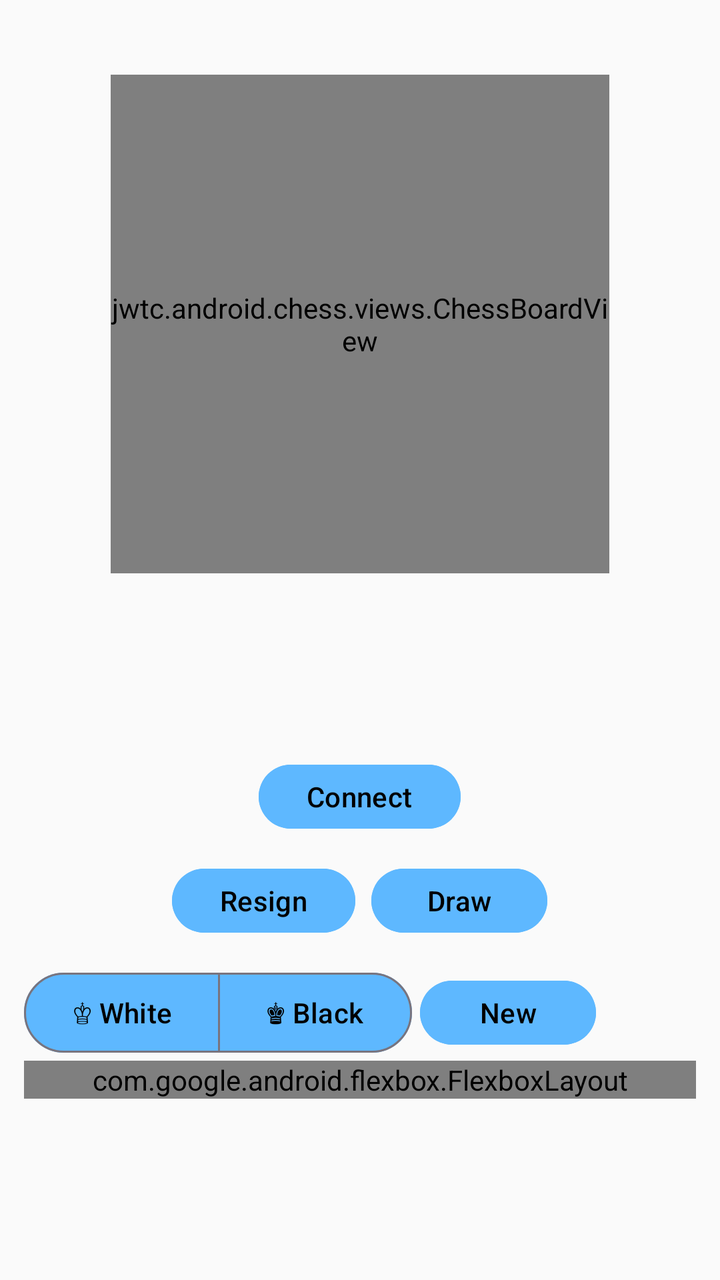
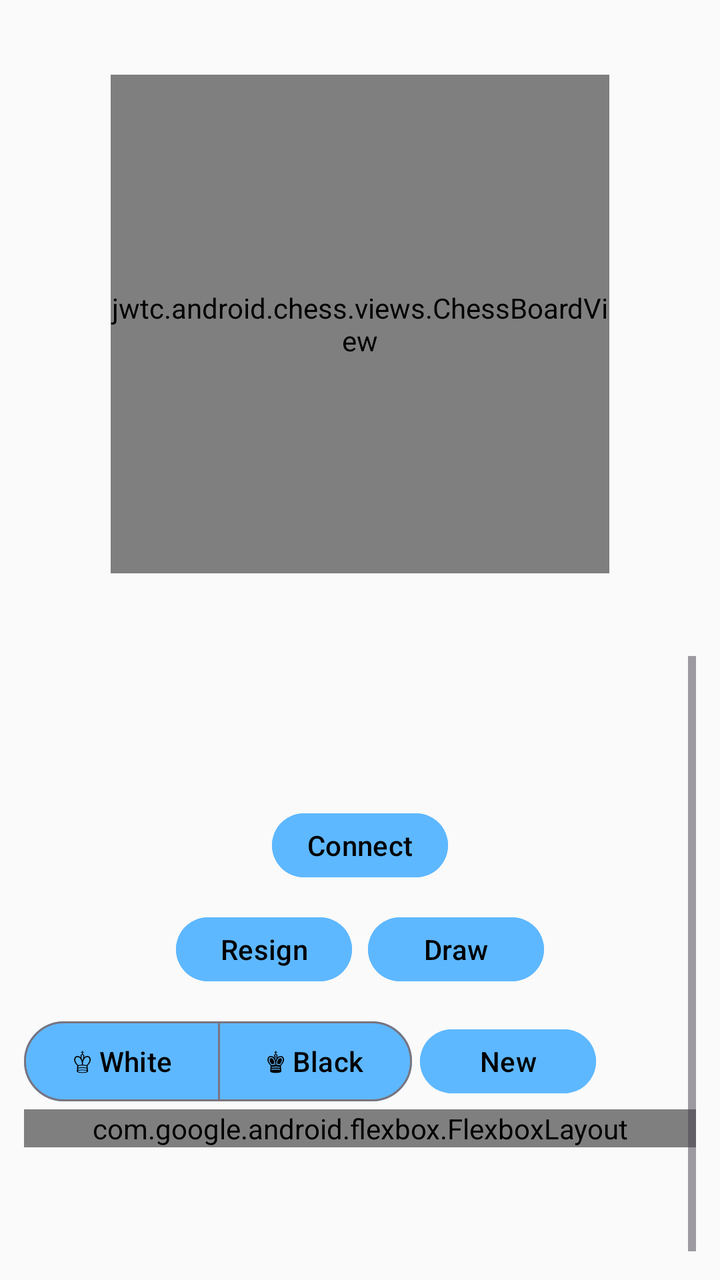

An Android layout rendered at two revisions. The XML below is the earlier revision; the diff shows what the commit changed to produce the second picture.
<!-- AndroidManifest.xml: application theme ChessTheme -->
<!-- res/layout/hotspotboard.xml -->
<?xml version="1.0" encoding="utf-8"?>
<androidx.constraintlayout.widget.ConstraintLayout xmlns:android="http://schemas.android.com/apk/res/android"
    xmlns:app="http://schemas.android.com/apk/res-auto"
    android:id="@+id/root_layout"
    android:layout_width="match_parent"
    android:layout_height="match_parent"
    android:padding="4dp">

    <androidx.constraintlayout.widget.ConstraintLayout
        android:id="@+id/board_area"
        android:layout_width="0dp"
        android:layout_height="0dp"
        app:layout_constraintTop_toTopOf="parent"
        app:layout_constraintStart_toStartOf="parent"
        app:layout_constraintEnd_toEndOf="parent"
        app:layout_constraintBottom_toTopOf="@id/play_controls">

        <include
            android:id="@+id/board_top"
            layout="@layout/hotspotboard_board_top"
            android:layout_width="0dp"
            android:layout_height="wrap_content"
            app:layout_constraintTop_toTopOf="parent"
            app:layout_constraintStart_toStartOf="parent"
            app:layout_constraintEnd_toEndOf="parent" />

        <include
            android:id="@+id/includeboard"
            layout="@layout/chessboard"
            android:layout_width="0dp"
            android:layout_height="0dp"
            android:layout_marginTop="1dp"
            android:layout_marginBottom="1dp"
            app:layout_constraintStart_toStartOf="parent"
            app:layout_constraintEnd_toEndOf="parent"
            app:layout_constraintTop_toBottomOf="@id/board_top"
            app:layout_constraintBottom_toTopOf="@id/board_bottom"
            app:layout_constraintDimensionRatio="W,1:1" />

        <include
            android:id="@+id/board_bottom"
            layout="@layout/hotspotboard_board_bottom"
            android:layout_width="0dp"
            android:layout_height="wrap_content"
            app:layout_constraintStart_toStartOf="parent"
            app:layout_constraintEnd_toEndOf="parent"
            app:layout_constraintTop_toBottomOf="@id/includeboard"
            app:layout_constraintBottom_toBottomOf="parent" />

    </androidx.constraintlayout.widget.ConstraintLayout>

    <include
        android:id="@+id/play_controls"
        layout="@layout/hotspotboard_controls"
        android:layout_width="0dp"
        android:layout_height="0dp"
        app:layout_constrainedHeight="true"
        app:layout_constraintHeight_min="64dp"
        app:layout_constraintStart_toStartOf="parent"
        app:layout_constraintTop_toBottomOf="@id/board_area"
        app:layout_constraintEnd_toEndOf="parent"
        app:layout_constraintBottom_toBottomOf="parent"
        app:layout_constraintVertical_bias="0" />

</androidx.constraintlayout.widget.ConstraintLayout>
<!-- res/layout/hotspotboard_board_top.xml (included above) -->
<?xml version="1.0" encoding="utf-8"?>
<LinearLayout xmlns:android="http://schemas.android.com/apk/res/android"
    android:id="@+id/LayoutBoardTop"
    android:orientation="horizontal"
    android:layout_width="fill_parent"
    android:layout_height="wrap_content"
    android:gravity="center_vertical"
    android:padding="4dip">

    <ImageView
        android:id="@+id/ImageTopTurn"
        android:src="@drawable/turnempty"
        android:layout_height="12dip"
        android:layout_width="12dip"
        android:layout_marginStart="8dip"
        android:layout_marginEnd="8dip" />

    <TextView
        android:id="@+id/TextOpponent"
        android:layout_width="match_parent"
        android:layout_height="wrap_content"
        android:textSize="18sp" />
</LinearLayout>
<!-- res/layout/chessboard.xml (included above) -->
<?xml version="1.0" encoding="utf-8"?>
<jwtc.android.chess.views.ChessBoardView xmlns:android="http://schemas.android.com/apk/res/android"
    android:id="@+id/ChessBoardLayout"
    android:focusable="true"
    android:background="@null"
    android:layout_width="wrap_content"
    android:layout_height="wrap_content">

</jwtc.android.chess.views.ChessBoardView>
<!-- res/layout/hotspotboard_board_bottom.xml (included above) -->
<?xml version="1.0" encoding="utf-8"?>
<LinearLayout xmlns:android="http://schemas.android.com/apk/res/android"
    android:id="@+id/LayoutBoardBottom"
    android:orientation="horizontal"
    android:layout_width="fill_parent"
    android:layout_height="wrap_content"
    android:gravity="center_vertical"
    android:padding="4dip">

    <ImageView
        android:id="@+id/ImageBottomTurn"
        android:src="@drawable/turnempty"
        android:layout_height="12dip"
        android:layout_width="12dip"
        android:layout_marginStart="8dip"
        android:layout_marginEnd="8dip" />

    <TextView
        android:id="@+id/TextPlayer"
        android:layout_width="match_parent"
        android:layout_height="wrap_content"
        android:textSize="18sp" />
</LinearLayout>
<!-- res/layout/hotspotboard_controls.xml (included above) -->
<?xml version="1.0" encoding="utf-8"?>
<ScrollView xmlns:android="http://schemas.android.com/apk/res/android"
    xmlns:app="http://schemas.android.com/apk/res-auto"
    android:layout_width="match_parent"
    android:layout_height="match_parent"
    android:padding="8dip">

    <LinearLayout
        android:layout_width="match_parent"
        android:layout_height="wrap_content"
        android:orientation="vertical">

        <TextView
            android:id="@+id/TextStatus"
            android:layout_width="match_parent"
            android:layout_height="wrap_content"
            style="@style/MyPaneTextStyle2Lines"
            android:layout_marginTop="4dp"
            android:visibility="invisible" />

        <LinearLayout
            android:id="@+id/LayoutConnect"
            android:layout_width="match_parent"
            android:layout_height="wrap_content"
            android:gravity="center"
            android:orientation="horizontal">

            <com.google.android.material.button.MaterialButton
                android:id="@+id/ButtonConnect"
                android:text="@string/hotspot_connect"
                android:layout_width="wrap_content"
                android:layout_margin="8dip"
                style="?attr/chessButtonStyle" />
        </LinearLayout>

        <LinearLayout
            android:id="@+id/LayoutSessionSummary"
            android:layout_width="match_parent"
            android:layout_height="wrap_content"
            android:orientation="horizontal"
            android:gravity="center_vertical"
            android:visibility="gone">

            <TextView
                android:id="@+id/TextSessionSummary"
                style="@style/MyPaneTextStyle2Lines"
                android:layout_width="0dp"
                android:layout_height="wrap_content"
                android:layout_weight="1"
                android:layout_marginStart="8dip"
                android:layout_marginEnd="4dip" />

            <com.google.android.material.button.MaterialButton
                android:id="@+id/ButtonCopyIp"
                style="?attr/chessImageButtonStyle"
                android:contentDescription="@string/hotspot_copy_ip"
                android:visibility="gone"
                app:icon="@drawable/ic_clipboard" />

            <com.google.android.material.button.MaterialButton
                android:id="@+id/ButtonDisconnect"
                android:text="@string/hotspot_disconnect"
                android:layout_width="wrap_content"
                style="?attr/chessButtonStyle" />
        </LinearLayout>

        <LinearLayout
            android:id="@+id/LayoutGameButtons"
            android:layout_width="match_parent"
            android:layout_height="wrap_content"
            android:orientation="horizontal"
            android:gravity="center">

            <com.google.android.material.button.MaterialButton
                android:id="@+id/ButtonResign"
                android:text="@string/hotspot_resign"
                android:layout_width="wrap_content"
                style="?attr/chessButtonStyle" />

            <com.google.android.material.button.MaterialButton
                android:id="@+id/ButtonDraw"
                android:text="@string/hotspot_draw"
                android:layout_width="wrap_content"
                android:layout_marginStart="16dp"
                style="?attr/chessButtonStyle" />
        </LinearLayout>

        <LinearLayout
            android:id="@+id/LayoutNewGame"
            android:layout_width="match_parent"
            android:layout_height="wrap_content"
            android:layout_marginTop="8dip"
            android:orientation="horizontal">

            <com.google.android.material.button.MaterialButtonToggleGroup
                android:id="@+id/colorToggleGroup"
                android:layout_width="wrap_content"
                android:layout_height="wrap_content"
                android:layout_gravity="center"
                app:singleSelection="true"
                app:selectionRequired="true">

                <com.google.android.material.button.MaterialButton
                    android:id="@+id/buttonWhite"
                    style="@style/Widget.Material3.Button.OutlinedButton"
                    android:layout_width="wrap_content"
                    android:layout_height="wrap_content"
                    android:text="@string/hotspot_white" />

                <com.google.android.material.button.MaterialButton
                    android:id="@+id/buttonBlack"
                    style="@style/Widget.Material3.Button.OutlinedButton"
                    android:layout_width="wrap_content"
                    android:layout_height="wrap_content"
                    android:text="@string/hotspot_black" />
            </com.google.android.material.button.MaterialButtonToggleGroup>

            <com.google.android.material.button.MaterialButton
                android:id="@+id/ButtonNew"
                android:text="@string/hotspot_new"
                android:layout_width="wrap_content"
                style="?attr/chessButtonStyle" />
        </LinearLayout>

        <com.google.android.flexbox.FlexboxLayout
            android:layout_width="match_parent"
            android:layout_height="wrap_content"
            app:flexDirection="row"
            app:flexWrap="wrap"
            app:justifyContent="flex_start"
            app:alignItems="center">
            <com.google.android.material.switchmaterial.SwitchMaterial
                android:id="@+id/SwitchSound"
                android:layout_width="wrap_content"
                android:layout_height="wrap_content"
                android:layout_margin="4dp"
                android:text="@string/pref_sound"
                android:checked="true" />

            <com.google.android.material.switchmaterial.SwitchMaterial
                android:id="@+id/SwitchSpeech"
                android:layout_width="wrap_content"
                android:layout_height="wrap_content"
                android:layout_margin="4dp"
                android:text="@string/pref_speech"
                android:checked="true" />

            <com.google.android.material.switchmaterial.SwitchMaterial
                android:id="@+id/SwitchAccessibilityDrag"
                android:layout_width="wrap_content"
                android:layout_height="wrap_content"
                android:layout_margin="4dp"
                android:text="@string/pref_accessibility_drag"
                android:checked="false" />
        </com.google.android.flexbox.FlexboxLayout>
    </LinearLayout>
</ScrollView>
<!-- resources referenced by this layout -->
<resources>
  <style name="ChessTheme" parent="Theme.Material3.DayNight.NoActionBar">
          <item name="chessToggleButtonStyle">@style/ChessToggleButton</item>
          <item name="chessButtonStyle">@style/ChessButton</item>
          <item name="chessImageButtonStyle">@style/ChessImageButton</item>
          <item name="paneBackground">@color/paneBackgroundColor</item>
          <item name="android:windowAnimationStyle">@null</item>
          <item name="android:windowBackground">@color/backgroundColor</item>
          <item name="colorPrimary">@color/primaryColor</item>
          <item name="colorPrimaryVariant">@color/primaryVariantColor</item>
          <item name="colorOnPrimary">@color/primaryTextColor</item>
          <item name="colorSecondary">@color/secondaryColor</item>
          <item name="colorSecondaryVariant">@color/secondaryVariantColor</item>
          <item name="colorOnSecondary">@color/secondaryTextColor</item>
          <item name="colorSurface">@color/surfaceColor</item>
          <item name="colorOnSurface">@color/surfaceTextColor</item>
          <item name="colorControlHighlight">@color/secondaryColor</item>
          <item name="rippleColor">@color/secondaryColor</item>
          <item name="switchStyle">@style/MySwitchStyle</item>
          <item name="materialButtonStyle">@style/ChessButton</item>
          <item name="materialAlertDialogTheme">@style/ChessAlertDialogTheme</item>
      </style>
  <style name="MyPaneTextStyle" parent="@style/MySmallTextStyle">
          <item name="android:padding">4dip</item>
          <item name="android:background">?attr/paneBackground</item>
          <item name="android:scrollHorizontally">false</item>
      </style>
  <style name="ChessButton" parent="Widget.Material3.Button">
          <item name="android:textColor">@color/surfaceTextColor</item>
          <item name="android:tint">@color/primaryTextColor</item>
          <item name="android:backgroundTint">@color/imagebutton_background</item>
          <item name="rippleColor">@color/secondaryVariantColor</item>
          <item name="android:layout_height">@dimen/imageButtonSize</item>
          <item name="android:layout_margin">4dip</item>
      </style>
  <style name="ChessImageButton" parent="Widget.Material3.Button.Icon">
          <item name="enforceMaterialTheme">true</item>
          <item name="enforceTextAppearance">false</item>
          <item name="android:textColor">@color/surfaceTextColor</item>
          <item name="android:tint">@color/primaryTextColor</item>
          <item name="android:backgroundTint">@color/imagebutton_background</item>
          <item name="rippleColor">@color/secondaryVariantColor</item>
          <item name="android:layout_width">@dimen/imageButtonSize</item>
          <item name="android:layout_height">@dimen/imageButtonSize</item>
          <item name="android:padding">0dip</item>
          <item name="iconGravity">textStart</item>
          <item name="iconPadding">0dp</item>
          <item name="android:insetLeft">0dp</item>
          <item name="android:insetRight">0dp</item>
          <item name="android:insetTop">0dp</item>
          <item name="android:insetBottom">0dp</item>
          <item name="android:minWidth">0dp</item>
          <item name="android:minHeight">0dp</item>
          <item name="minWidth">0dp</item>
          <item name="minHeight">0dp</item>
          <item name="ensureMinTouchTargetSize">false</item>
          <item name="android:layout_margin">4dip</item>
      </style>
  <color name="paneBackgroundColor">#20879FB6</color>
  <style name="MySmallTextStyle">
          <item name="android:padding">2dip</item>
          <item name="android:textSize">12sp</item>
      </style>
  <dimen name="imageButtonSize">48dp</dimen>
  <!-- unchanged entries left out for length: 26 -->
</resources>

<!-- the commit's change to res/layout/hotspotboard.xml (unified diff, before → after) -->
@@ -4,7 +4,7 @@
     android:id="@+id/root_layout"
     android:layout_width="match_parent"
     android:layout_height="match_parent"
-    android:padding="4dp">
+    android:padding="@dimen/board_screen_padding">
 
     <androidx.constraintlayout.widget.ConstraintLayout
         android:id="@+id/board_area"
@@ -29,8 +29,8 @@
             layout="@layout/chessboard"
             android:layout_width="0dp"
             android:layout_height="0dp"
-            android:layout_marginTop="1dp"
-            android:layout_marginBottom="1dp"
+            android:layout_marginTop="@dimen/board_row_gap"
+            android:layout_marginBottom="@dimen/board_row_gap"
             app:layout_constraintStart_toStartOf="parent"
             app:layout_constraintEnd_toEndOf="parent"
             app:layout_constraintTop_toBottomOf="@id/board_top"
@@ -71,15 +71,15 @@
     android:layout_width="fill_parent"
     android:layout_height="wrap_content"
     android:gravity="center_vertical"
-    android:padding="4dip">
+    android:padding="@dimen/compact_row_padding">
 
     <ImageView
         android:id="@+id/ImageTopTurn"
         android:src="@drawable/turnempty"
         android:layout_height="12dip"
         android:layout_width="12dip"
-        android:layout_marginStart="8dip"
-        android:layout_marginEnd="8dip" />
+        android:layout_marginStart="@dimen/control_gap"
+        android:layout_marginEnd="@dimen/control_gap" />
 
     <TextView
         android:id="@+id/TextOpponent"
@@ -105,15 +105,15 @@
     android:layout_width="fill_parent"
     android:layout_height="wrap_content"
     android:gravity="center_vertical"
-    android:padding="4dip">
+    android:padding="@dimen/compact_row_padding">
 
     <ImageView
         android:id="@+id/ImageBottomTurn"
         android:src="@drawable/turnempty"
         android:layout_height="12dip"
         android:layout_width="12dip"
-        android:layout_marginStart="8dip"
-        android:layout_marginEnd="8dip" />
+        android:layout_marginStart="@dimen/control_gap"
+        android:layout_marginEnd="@dimen/control_gap" />
 
     <TextView
         android:id="@+id/TextPlayer"
@@ -127,7 +127,7 @@
     xmlns:app="http://schemas.android.com/apk/res-auto"
     android:layout_width="match_parent"
     android:layout_height="match_parent"
-    android:padding="8dip">
+    android:padding="@dimen/panel_padding">
 
     <LinearLayout
         android:layout_width="match_parent"
@@ -135,11 +135,20 @@
         android:orientation="vertical">
 
         <TextView
+            android:id="@+id/TextViewLastMove"
+            style="@style/MyPaneTextStyle"
+            android:layout_width="match_parent"
+            android:layout_height="wrap_content"
+            android:layout_marginStart="@dimen/control_gap"
+            android:layout_marginEnd="@dimen/control_gap"
+            android:accessibilityLiveRegion="assertive" />
+
+        <TextView
             android:id="@+id/TextStatus"
             android:layout_width="match_parent"
             android:layout_height="wrap_content"
             style="@style/MyPaneTextStyle2Lines"
-            android:layout_marginTop="4dp"
+            android:layout_marginTop="@dimen/board_control_gap"
             android:visibility="invisible" />
 
         <LinearLayout
@@ -153,7 +162,7 @@
                 android:id="@+id/ButtonConnect"
                 android:text="@string/hotspot_connect"
                 android:layout_width="wrap_content"
-                android:layout_margin="8dip"
+                android:layout_margin="@dimen/control_gap"
                 style="?attr/chessButtonStyle" />
         </LinearLayout>
 
@@ -171,8 +180,8 @@
                 android:layout_width="0dp"
                 android:layout_height="wrap_content"
                 android:layout_weight="1"
-                android:layout_marginStart="8dip"
-                android:layout_marginEnd="4dip" />
+                android:layout_marginStart="@dimen/control_gap"
+                android:layout_marginEnd="@dimen/board_control_gap" />
 
             <com.google.android.material.button.MaterialButton
                 android:id="@+id/ButtonCopyIp"
@@ -180,6 +189,13 @@
                 android:contentDescription="@string/hotspot_copy_ip"
                 android:visibility="gone"
                 app:icon="@drawable/ic_clipboard" />
+            <com.google.android.material.button.MaterialButton
+                android:id="@+id/ButtonShareInvitation"
+                android:contentDescription="@string/share_invitation"
+                android:visibility="gone"
+                app:icon="@drawable/ic_share_fill"
+                style="?attr/chessImageButtonStyle" />
+
 
             <com.google.android.material.button.MaterialButton
                 android:id="@+id/ButtonDisconnect"
@@ -205,7 +221,7 @@
                 android:id="@+id/ButtonDraw"
                 android:text="@string/hotspot_draw"
                 android:layout_width="wrap_content"
-                android:layout_marginStart="16dp"
+                android:layout_marginStart="@dimen/content_indent"
                 style="?attr/chessButtonStyle" />
         </LinearLayout>
 
@@ -213,7 +229,7 @@
             android:id="@+id/LayoutNewGame"
             android:layout_width="match_parent"
             android:layout_height="wrap_content"
-            android:layout_marginTop="8dip"
+            android:layout_marginTop="@dimen/control_gap"
             android:orientation="horizontal">
 
             <com.google.android.material.button.MaterialButtonToggleGroup
@@ -257,7 +273,7 @@
                 android:id="@+id/SwitchSound"
                 android:layout_width="wrap_content"
                 android:layout_height="wrap_content"
-                android:layout_margin="4dp"
+                style="@style/ChessFlexItem"
                 android:text="@string/pref_sound"
                 android:checked="true" />
 
@@ -265,7 +281,7 @@
                 android:id="@+id/SwitchSpeech"
                 android:layout_width="wrap_content"
                 android:layout_height="wrap_content"
-                android:layout_margin="4dp"
+                style="@style/ChessFlexItem"
                 android:text="@string/pref_speech"
                 android:checked="true" />
 
@@ -273,9 +289,29 @@
                 android:id="@+id/SwitchAccessibilityDrag"
                 android:layout_width="wrap_content"
                 android:layout_height="wrap_content"
-                android:layout_margin="4dp"
+                style="@style/ChessFlexItem"
                 android:text="@string/pref_accessibility_drag"
                 android:checked="false" />
         </com.google.android.flexbox.FlexboxLayout>
+
+        <TextView
+            android:id="@+id/TextViewWhitePieces"
+            style="@style/MyPaneTextStyle"
+            android:layout_width="match_parent"
+            android:layout_height="wrap_content"
+            android:layout_marginTop="@dimen/control_gap"
+            android:layout_marginStart="@dimen/control_gap"
+            android:layout_marginEnd="@dimen/control_gap"
+            android:accessibilityLiveRegion="none" />
+
+        <TextView
+            android:id="@+id/TextViewBlackPieces"
+            style="@style/MyPaneTextStyle"
+            android:layout_width="match_parent"
+            android:layout_height="wrap_content"
+            android:layout_marginTop="@dimen/control_gap"
+            android:layout_marginStart="@dimen/control_gap"
+            android:layout_marginEnd="@dimen/control_gap"
+            android:accessibilityLiveRegion="none" />
     </LinearLayout>
 </ScrollView>
<!-- resource entries referenced after the edit -->
@@ -1,10 +1,37 @@
 <!-- resources referenced by this layout -->
 <resources>
+  <dimen name="board_control_gap">@dimen/space_small</dimen>
+  <dimen name="board_row_gap">@dimen/space_hairline</dimen>
+  <dimen name="board_screen_padding">@dimen/space_small</dimen>
+  <dimen name="compact_row_padding">@dimen/space_small</dimen>
+  <dimen name="content_indent">@dimen/space_large</dimen>
+  <dimen name="control_gap">@dimen/space_medium</dimen>
+  <dimen name="panel_padding">@dimen/space_medium</dimen>
+  <!-- drawable ic_share_fill (drawable) -->
+  <vector xmlns:android="http://schemas.android.com/apk/res/android"
+      android:width="24dp"
+      android:height="24dp"
+      android:viewportWidth="18"
+      android:viewportHeight="18">
+      <group
+          android:translateY="1"
+          android:translateX="1">
+          <path
+              android:pathData="M11,2.5a2.5,2.5 0,1 1,0.603 1.628l-6.718,3.12a2.499,2.499 0,0 1,0 1.504l6.718,3.12a2.5,2.5 0,1 1,-0.488 0.876l-6.718,-3.12a2.5,2.5 0,1 1,0 -3.256l6.718,-3.12A2.5,2.5 0,0 1,11 2.5z"
+              android:fillColor="@color/surfaceTextColor" />
+      </group>
+  </vector>
+  <string name="share_invitation">Share invitation</string>
+  <style name="ChessFlexItem">
+          <item name="android:layout_marginStart">@dimen/board_control_gap</item>
+          <item name="android:layout_marginEnd">@dimen/board_control_gap</item>
+          <item name="android:layout_marginTop">0dp</item>
+          <item name="android:layout_marginBottom">0dp</item>
+      </style>
   <style name="ChessTheme" parent="Theme.Material3.DayNight.NoActionBar">
           <item name="chessToggleButtonStyle">@style/ChessToggleButton</item>
           <item name="chessButtonStyle">@style/ChessButton</item>
           <item name="chessImageButtonStyle">@style/ChessImageButton</item>
-          <item name="paneBackground">@color/paneBackgroundColor</item>
           <item name="android:windowAnimationStyle">@null</item>
           <item name="android:windowBackground">@color/backgroundColor</item>
           <item name="colorPrimary">@color/primaryColor</item>
@@ -21,9 +48,12 @@
           <item name="materialButtonStyle">@style/ChessButton</item>
           <item name="materialAlertDialogTheme">@style/ChessAlertDialogTheme</item>
       </style>
+  <dimen name="space_small">4dp</dimen>
+  <dimen name="space_hairline">1dp</dimen>
+  <dimen name="space_large">16dp</dimen>
+  <dimen name="space_medium">8dp</dimen>
   <style name="MyPaneTextStyle" parent="@style/MySmallTextStyle">
-          <item name="android:padding">4dip</item>
-          <item name="android:background">?attr/paneBackground</item>
+          <item name="android:padding">@dimen/control_padding</item>
           <item name="android:scrollHorizontally">false</item>
       </style>
   <style name="ChessButton" parent="Widget.Material3.Button">
@@ -31,8 +61,12 @@
           <item name="android:tint">@color/primaryTextColor</item>
           <item name="android:backgroundTint">@color/imagebutton_background</item>
           <item name="rippleColor">@color/secondaryVariantColor</item>
-          <item name="android:layout_height">@dimen/imageButtonSize</item>
-          <item name="android:layout_margin">4dip</item>
+          <item name="android:layout_height">@dimen/image_button_size</item>
+          <item name="android:layout_margin">@dimen/compact_control_gap</item>
+          <item name="android:paddingLeft">12dp</item>
+          <item name="android:paddingRight">12dp</item>
+          <item name="android:paddingTop">4dp</item>
+          <item name="android:paddingBottom">4dp</item>
       </style>
   <style name="ChessImageButton" parent="Widget.Material3.Button.Icon">
           <item name="enforceMaterialTheme">true</item>
@@ -41,8 +75,8 @@
           <item name="android:tint">@color/primaryTextColor</item>
           <item name="android:backgroundTint">@color/imagebutton_background</item>
           <item name="rippleColor">@color/secondaryVariantColor</item>
-          <item name="android:layout_width">@dimen/imageButtonSize</item>
-          <item name="android:layout_height">@dimen/imageButtonSize</item>
+          <item name="android:layout_width">@dimen/image_button_size</item>
+          <item name="android:layout_height">@dimen/image_button_size</item>
           <item name="android:padding">0dip</item>
           <item name="iconGravity">textStart</item>
           <item name="iconPadding">0dp</item>
@@ -55,14 +89,17 @@
           <item name="minWidth">0dp</item>
           <item name="minHeight">0dp</item>
           <item name="ensureMinTouchTargetSize">false</item>
-          <item name="android:layout_margin">4dip</item>
+          <item name="android:layout_margin">@dimen/compact_control_gap</item>
       </style>
-  <color name="paneBackgroundColor">#20879FB6</color>
+  <dimen name="compact_control_padding">@dimen/space_tiny</dimen>
+  <dimen name="image_button_size">48dp</dimen>
+  <dimen name="compact_control_gap">@dimen/space_small</dimen>
+  <dimen name="space_tiny">2dp</dimen>
   <style name="MySmallTextStyle">
-          <item name="android:padding">2dip</item>
+          <item name="android:padding">@dimen/compact_control_padding</item>
           <item name="android:textSize">12sp</item>
       </style>
-  <dimen name="imageButtonSize">48dp</dimen>
+  <dimen name="control_padding">@dimen/space_small</dimen>
   <!-- unchanged entries left out for length: 26 -->
 </resources>
 
